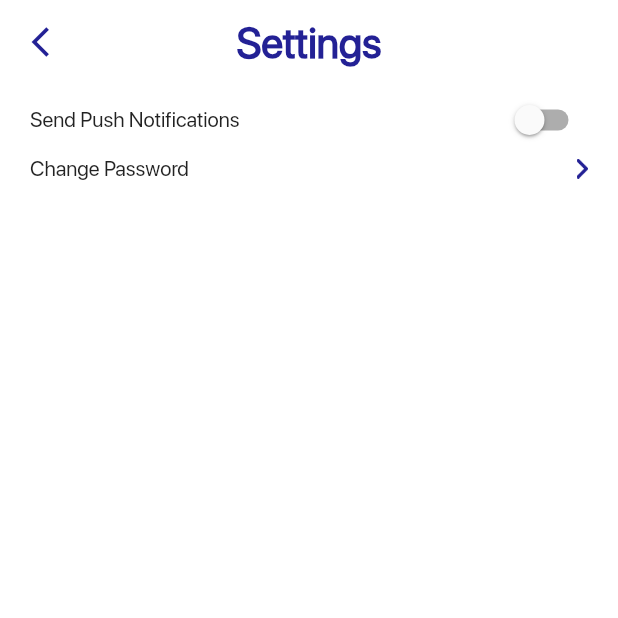
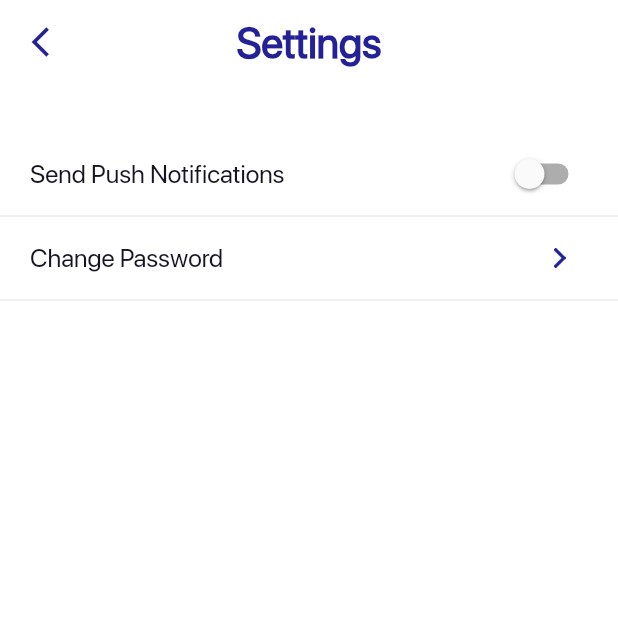
Before and after one commit to auyelgazin/uniguide, a Flutter app: the SettingsScreen screen opened by its route, on a phone screen of 412 x 824 dp, the top half of it. Run offline on Flutter 3.47's test engine with Material 2 defaults, Android fonts, the phone set to English and light mode, and no system bars; our stand-ins replace cloud_firestore, firebase_auth, firebase_core, firebase_storage, get, image_picker and 1 more; accounts and stored records are empty.

```diff
--- a/lib/constants/font_styles.dart
+++ b/lib/constants/font_styles.dart
@@ -55,3 +55,9 @@ var positionStyle = TextStyle(
   fontWeight: FontWeight.w300,
   color: Color(0xFF666666),
 );
+
+var settingsStyle = TextStyle(
+  fontSize: 17,
+  fontWeight: FontWeight.w300,
+  color: Color(0xFF151522),
+);
--- a/lib/main.dart
+++ b/lib/main.dart
@@ -49,6 +49,6 @@ class MyApp extends StatelessWidget {
 
 String authWrap(){
   if(FirebaseAuth.instance.currentUser != null) {
-    return '/settings';
+    return '/dashboard';
   } else return '/login';
 }
--- a/lib/screens/auth/login_screen.dart
+++ b/lib/screens/auth/login_screen.dart
@@ -1,4 +1,5 @@
 import 'package:firebase_auth/firebase_auth.dart';
+import 'package:flutter/foundation.dart';
 import 'package:flutter/material.dart';
 import 'package:uniguide/constants/font_styles.dart';
 import 'package:get/get.dart';
@@ -110,6 +111,7 @@ class LoginScreen extends StatelessWidget {
                               email: emailController.text,
                               password: passwordController.text);
 
+
                       },
                     ),
                   ),
--- a/lib/screens/dashboard/profile_screens/settings_screen.dart
+++ b/lib/screens/dashboard/profile_screens/settings_screen.dart
@@ -1,6 +1,8 @@
 import 'package:flutter/material.dart';
 import 'package:get/get.dart';
 import 'package:uniguide/constants/font_styles.dart';
+
+import 'change_password_screen.dart';
 
 class SettingsScreen extends StatefulWidget {
   @override
@@ -36,29 +38,60 @@ class _SettingsScreenState extends State<SettingsScreen> {
       body: Column(
         crossAxisAlignment: CrossAxisAlignment.stretch,
         children: [
+          SizedBox(height: 40),
           Padding(
             padding: const EdgeInsets.symmetric(horizontal: 20),
-            child: Row(
-              mainAxisAlignment: MainAxisAlignment.spaceBetween,
-              children: [
-                Text('Send Push Notifications'),
-                Switch(value: false, onChanged: (value) {},),
-              ],
+            child: Container(
+              height: 40,
+              child: Row(
+                mainAxisAlignment: MainAxisAlignment.spaceBetween,
+                children: [
+                  Text(
+                    'Send Push Notifications',
+                    style: settingsStyle,
+                  ),
+                  Switch(
+                    value: false,
+                    onChanged: (value) {
+                      Get.defaultDialog(
+                          title:
+                              'Currently we are working on adding this feature',
+                          middleText: 'OK');
+                    },
+                  ),
+                ],
+              ),
             ),
           ),
-          Padding(
-            padding: const EdgeInsets.symmetric(horizontal: 20),
-            child: Row(
-              mainAxisAlignment: MainAxisAlignment.spaceBetween,
-              children: [
-                Text('Change Password'),
-                 Image.asset(
-                  'images/go.png',
-                  height: 13,
+          Divider(),
+          GestureDetector(
+            onTap: () {
+              Get.to(() => ChangePasswordScreen());
+            },
+            child: Padding(
+              padding: const EdgeInsets.symmetric(horizontal: 20),
+              child: Container(
+                height: 40,
+                child: Row(
+                  mainAxisAlignment: MainAxisAlignment.spaceBetween,
+                  children: [
+                    Text(
+                      'Change Password',
+                      style: settingsStyle,
+                    ),
+                    Padding(
+                      padding: const EdgeInsets.only(right: 15),
+                      child: Image.asset(
+                        'images/go.png',
+                        height: 13,
+                      ),
+                    ),
+                  ],
                 ),
-              ],
+              ),
             ),
           ),
+          Divider(),
         ],
       ),
     );
```
Also changed, not shown: lib/screens/dashboard/controllers/dashboard_controller.dart (+7 -0 lines), lib/screens/dashboard/profile_screens/change_password_screen.dart (added, +119 -0 lines), lib/screens/dashboard/profile_screens/language_screen.dart (+25 -0 lines), lib/services/auth_service.dart (+7 -0 lines).
